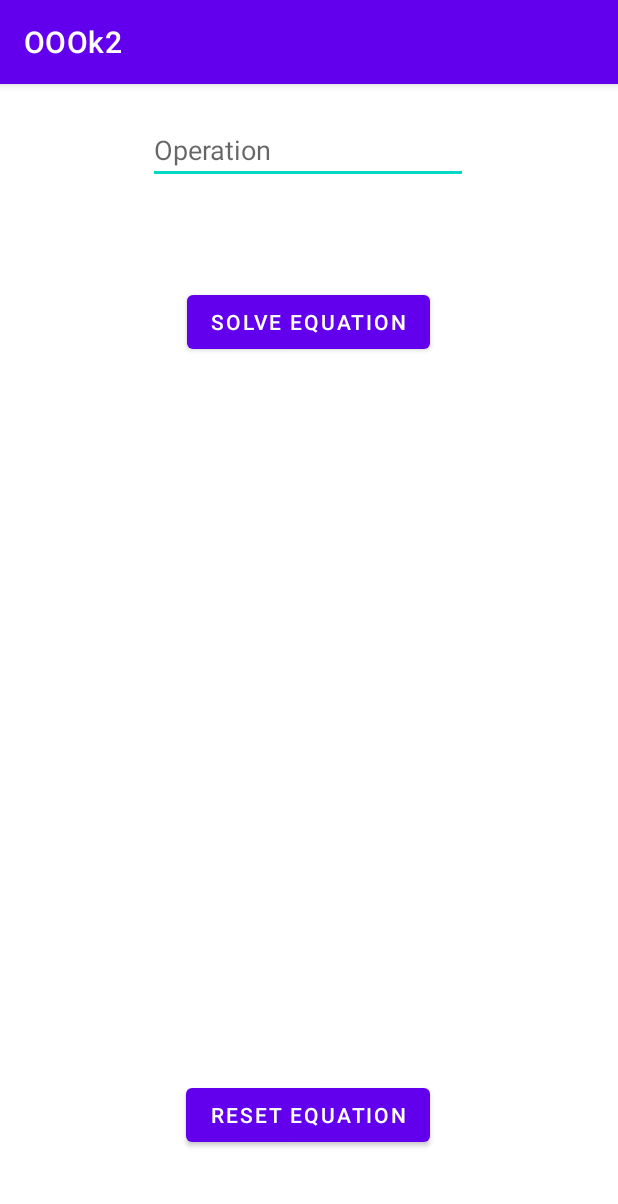
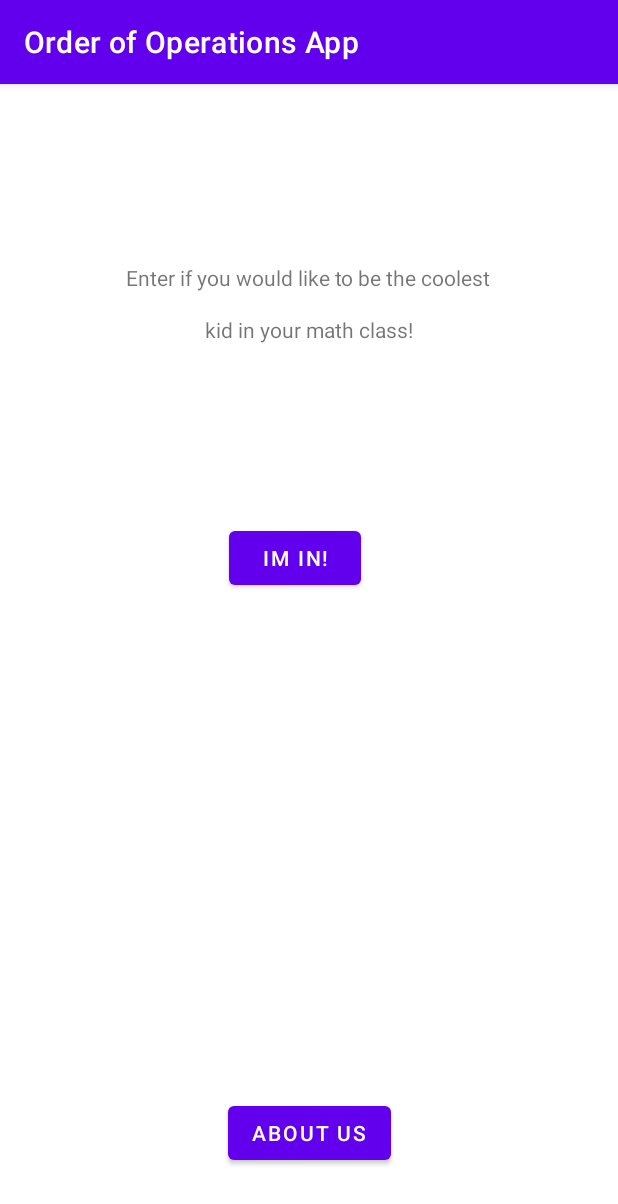
Before and after one commit to Engelito/OOOkv2, an Android app: the screen it shows after launch (MainActivity before the commit, IntroPage after it), on a phone screen of 412 x 824 dp. Shown: the top 1204 px of the screen. Run offline under Robolectric (Android 15) with nearby library versions, the phone set to English and light mode, and no system bars.

Commit message:
New Pages

```diff
--- /dev/null
+++ b/app/src/main/java/com/example/oook2/IntroPage.kt
@@ -0,0 +1,29 @@
+package com.example.oook2
+
+import android.content.Intent
+import androidx.appcompat.app.AppCompatActivity
+import android.os.Bundle
+import android.widget.Button
+
+class IntroPage : AppCompatActivity() {
+    override fun onCreate(savedInstanceState: Bundle?) {
+        super.onCreate(savedInstanceState)
+        setContentView(R.layout.activity_intro_page)
+
+
+        val button_Go: Button = findViewById(R.id.button_Go)
+
+        button_Go.setOnClickListener {
+            val intent = Intent(this, LoadingPage1::class.java)
+            startActivity(intent)
+        }
+
+        val bt_about: Button = findViewById(R.id.bt_about)
+
+        bt_about.setOnClickListener {
+            val intent = Intent(this, About::class.java)
+            startActivity(intent)
+
+        }
+    }
+}
--- /dev/null
+++ b/app/src/main/res/drawable/ic_baseline_beach_access_24.xml
@@ -0,0 +1,5 @@
+<vector android:height="200dp" android:tint="#673AB7"
+    android:viewportHeight="24" android:viewportWidth="24"
+    android:width="200dp" xmlns:android="http://schemas.android.com/apk/res/android">
+    <path android:fillColor="@android:color/white" android:pathData="M13.127,14.56l1.43,-1.43 6.44,6.443L19.57,21zM17.42,8.83l2.86,-2.86c-3.95,-3.95 -10.35,-3.96 -14.3,-0.02 3.93,-1.3 8.31,-0.25 11.44,2.88zM5.95,5.98c-3.94,3.95 -3.93,10.35 0.02,14.3l2.86,-2.86C5.7,14.29 4.65,9.91 5.95,5.98zM5.97,5.96l-0.01,0.01c-0.38,3.01 1.17,6.88 4.3,10.02l5.73,-5.73c-3.13,-3.13 -7.01,-4.68 -10.02,-4.3z"/>
+</vector>
--- /dev/null
+++ b/app/src/main/res/layout/activity_intro_page.xml
@@ -0,0 +1,54 @@
+<?xml version="1.0" encoding="utf-8"?>
+<androidx.constraintlayout.widget.ConstraintLayout xmlns:android="http://schemas.android.com/apk/res/android"    xmlns:app="http://schemas.android.com/apk/res-auto"    xmlns:tools="http://schemas.android.com/tools"    android:layout_width="match_parent"
+    android:layout_height="match_parent"
+    tools:context=".IntroPage"
+    tools:ignore="ExtraText">
+    <TextView
+        android:id="@+id/textView"
+        android:layout_width="wrap_content"
+        android:layout_height="wrap_content"
+        android:layout_marginTop="119dp"
+        android:text="Enter if you would like to be the coolest"
+        app:layout_constraintBottom_toTopOf="@+id/textView2"
+        app:layout_constraintEnd_toEndOf="parent"
+        app:layout_constraintHorizontal_bias="0.497"
+        app:layout_constraintStart_toStartOf="parent"
+        app:layout_constraintTop_toTopOf="parent" />
+    <TextView
+        android:id="@+id/textView2"
+        android:layout_width="wrap_content"
+        android:layout_height="wrap_content"
+        android:layout_marginTop="15dp"
+        android:text="kid in your math class!"
+        app:layout_constraintEnd_toEndOf="parent"
+        app:layout_constraintStart_toStartOf="parent"
+        app:layout_constraintTop_toBottomOf="@+id/textView" />
+    <Button
+        android:id="@+id/button_Go"
+        android:layout_width="wrap_content"
+        android:layout_height="wrap_content"
+        android:layout_marginStart="152dp"
+        android:layout_marginTop="92dp"
+        android:layout_marginEnd="171dp"
+        android:layout_marginBottom="401dp"
+        android:text="Im in!"
+        app:layout_constraintBottom_toBottomOf="parent"
+        app:layout_constraintEnd_toEndOf="parent"
+        app:layout_constraintStart_toStartOf="parent"
+        app:layout_constraintTop_toBottomOf="@+id/textView2" />
+
+    app:layout_constraintTop_toBottomOf="@+id/textView2" />
+
+    <Button
+        android:id="@+id/bt_about"
+        android:layout_width="wrap_content"
+        android:layout_height="wrap_content"
+        android:layout_marginBottom="36dp"
+        android:text="ABOUT US"
+        app:layout_constraintBottom_toBottomOf="parent"
+        app:layout_constraintEnd_toEndOf="parent"
+        app:layout_constraintStart_toStartOf="parent"
+        app:layout_constraintTop_toBottomOf="@+id/button_Go"
+        app:layout_constraintVertical_bias="0.975" />
+
+</androidx.constraintlayout.widget.ConstraintLayout>
--- a/app/src/main/res/values/strings.xml
+++ b/app/src/main/res/values/strings.xml
@@ -1,3 +1,3 @@
 <resources>
-    <string name="app_name">OOOk2</string>
+    <string name="app_name">Order of Operations App</string>
 </resources>
--- a/build.gradle
+++ b/build.gradle
@@ -2,7 +2,7 @@
 plugins {
     id 'com.android.application' version '7.2.1' apply false
     id 'com.android.library' version '7.2.1' apply false
-    id 'org.jetbrains.kotlin.android' version '1.7.0' apply false
+    id 'org.jetbrains.kotlin.android' version '1.7.10' apply false
 }
 
 task clean(type: Delete) {
```
Also changed, not shown: app/src/main/AndroidManifest.xml (+11 -1 lines), app/src/main/java/com/example/oook2/About.kt (added, +20 -0 lines), app/src/main/java/com/example/oook2/LoadingPage1.kt (added, +23 -0 lines), app/src/main/res/layout/activity_about.xml (added, +107 -0 lines), app/src/main/res/layout/activity_loading_page1.xml (added, +22 -0 lines), app/src/main/res/drawable/Operations.png (added), app/src/main/res/drawable/microsoftteams_image__1_.png (added).
